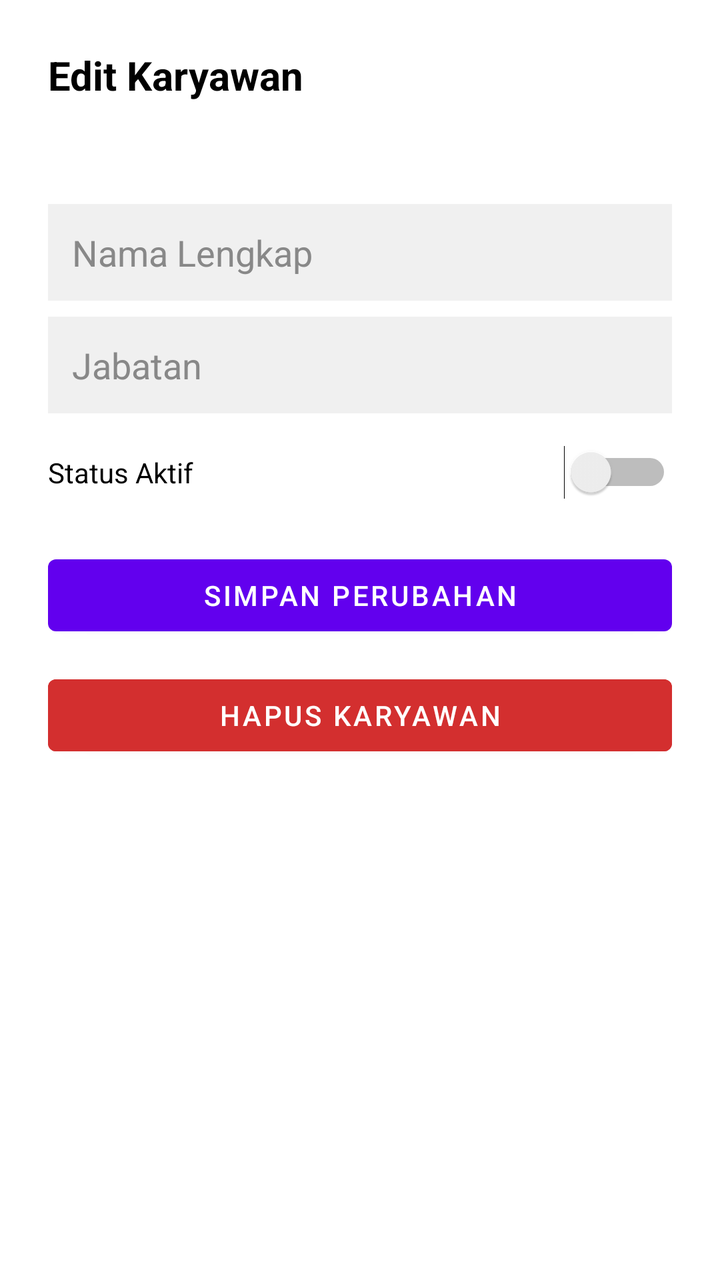
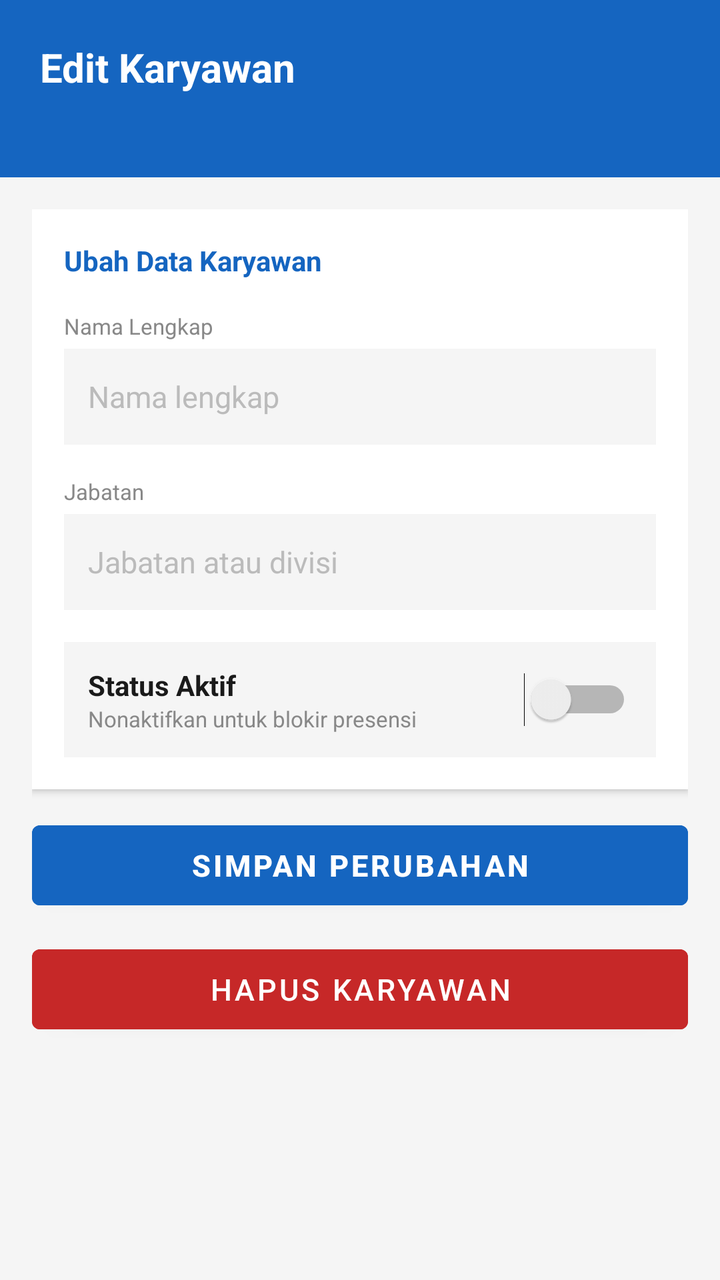

An Android layout rendered at two revisions. The XML below is the earlier revision; the diff shows what the commit changed to produce the second picture.
<!-- AndroidManifest.xml: application theme Theme.TerminalAbsensi -->
<!-- res/layout/activity_edit_karyawan.xml -->
<?xml version="1.0" encoding="utf-8"?>
<LinearLayout xmlns:android="http://schemas.android.com/apk/res/android"
    android:layout_width="match_parent"
    android:layout_height="match_parent"
    android:orientation="vertical"
    android:background="@android:color/white"
    android:padding="24dp">

    <TextView
        android:layout_width="match_parent"
        android:layout_height="wrap_content"
        android:text="Edit Karyawan"
        android:textSize="20sp"
        android:textStyle="bold"
        android:textColor="@android:color/black"
        android:layout_marginBottom="16dp" />

    <TextView
        android:id="@+id/tvIdKaryawan"
        android:layout_width="match_parent"
        android:layout_height="wrap_content"
        android:textColor="#666666"
        android:layout_marginBottom="16dp" />

    <EditText
        android:id="@+id/etNama"
        android:layout_width="match_parent"
        android:layout_height="wrap_content"
        android:hint="Nama Lengkap"
        android:textColor="@android:color/black"
        android:textColorHint="#888888"
        android:background="#F0F0F0"
        android:padding="12dp"
        android:layout_marginBottom="8dp" />

    <EditText
        android:id="@+id/etJabatan"
        android:layout_width="match_parent"
        android:layout_height="wrap_content"
        android:hint="Jabatan"
        android:textColor="@android:color/black"
        android:textColorHint="#888888"
        android:background="#F0F0F0"
        android:padding="12dp"
        android:layout_marginBottom="16dp" />

    <LinearLayout
        android:layout_width="match_parent"
        android:layout_height="wrap_content"
        android:orientation="horizontal"
        android:gravity="center_vertical"
        android:layout_marginBottom="24dp">

        <TextView
            android:layout_width="0dp"
            android:layout_height="wrap_content"
            android:layout_weight="1"
            android:text="Status Aktif"
            android:textColor="@android:color/black" />

        <Switch
            android:id="@+id/switchAktif"
            android:layout_width="wrap_content"
            android:layout_height="wrap_content" />

    </LinearLayout>

    <Button
        android:id="@+id/btnSimpan"
        android:layout_width="match_parent"
        android:layout_height="wrap_content"
        android:text="Simpan Perubahan"
        android:layout_marginBottom="12dp" />

    <Button
        android:id="@+id/btnHapus"
        android:layout_width="match_parent"
        android:layout_height="wrap_content"
        android:text="Hapus Karyawan"
        android:backgroundTint="#D32F2F" />

</LinearLayout>
<!-- resources referenced by this layout -->
<resources>
  <style name="Theme.TerminalAbsensi" parent="Theme.MaterialComponents.DayNight.DarkActionBar">
          
          <item name="colorPrimary">@color/purple_500</item>
          <item name="colorPrimaryVariant">@color/purple_700</item>
          <item name="colorOnPrimary">@color/white</item>
          
          <item name="colorSecondary">@color/teal_200</item>
          <item name="colorSecondaryVariant">@color/teal_700</item>
          <item name="colorOnSecondary">@color/black</item>
          
          <item name="android:statusBarColor">?attr/colorPrimaryVariant</item>
          
      </style>
  <color name="purple_500">#FF6200EE</color>
  <color name="purple_700">#FF3700B3</color>
  <color name="white">#FFFFFFFF</color>
  <color name="teal_200">#FF03DAC5</color>
  <color name="teal_700">#FF018786</color>
  <color name="black">#FF000000</color>
</resources>

<!-- the commit's change to res/layout/activity_edit_karyawan.xml (unified diff, before → after) -->
@@ -3,80 +3,171 @@
     android:layout_width="match_parent"
     android:layout_height="match_parent"
     android:orientation="vertical"
-    android:background="@android:color/white"
-    android:padding="24dp">
+    android:background="#F5F5F5">
 
-    <TextView
-        android:layout_width="match_parent"
-        android:layout_height="wrap_content"
-        android:text="Edit Karyawan"
-        android:textSize="20sp"
-        android:textStyle="bold"
-        android:textColor="@android:color/black"
-        android:layout_marginBottom="16dp" />
-
-    <TextView
-        android:id="@+id/tvIdKaryawan"
-        android:layout_width="match_parent"
-        android:layout_height="wrap_content"
-        android:textColor="#666666"
-        android:layout_marginBottom="16dp" />
-
-    <EditText
-        android:id="@+id/etNama"
-        android:layout_width="match_parent"
-        android:layout_height="wrap_content"
-        android:hint="Nama Lengkap"
-        android:textColor="@android:color/black"
-        android:textColorHint="#888888"
-        android:background="#F0F0F0"
-        android:padding="12dp"
-        android:layout_marginBottom="8dp" />
-
-    <EditText
-        android:id="@+id/etJabatan"
-        android:layout_width="match_parent"
-        android:layout_height="wrap_content"
-        android:hint="Jabatan"
-        android:textColor="@android:color/black"
-        android:textColorHint="#888888"
-        android:background="#F0F0F0"
-        android:padding="12dp"
-        android:layout_marginBottom="16dp" />
-
+    
     <LinearLayout
         android:layout_width="match_parent"
         android:layout_height="wrap_content"
-        android:orientation="horizontal"
-        android:gravity="center_vertical"
-        android:layout_marginBottom="24dp">
+        android:orientation="vertical"
+        android:background="#1565C0"
+        android:paddingHorizontal="20dp"
+        android:paddingTop="20dp"
+        android:paddingBottom="20dp">
 
         <TextView
-            android:layout_width="0dp"
+            android:layout_width="wrap_content"
             android:layout_height="wrap_content"
-            android:layout_weight="1"
-            android:text="Status Aktif"
-            android:textColor="@android:color/black" />
+            android:text="Edit Karyawan"
+            android:textSize="20sp"
+            android:textStyle="bold"
+            android:textColor="#FFFFFF" />
 
-        <Switch
-            android:id="@+id/switchAktif"
+        <TextView
+            android:id="@+id/tvIdKaryawan"
             android:layout_width="wrap_content"
-            android:layout_height="wrap_content" />
+            android:layout_height="wrap_content"
+            android:textSize="13sp"
+            android:textColor="#90CAF9"
+            android:layout_marginTop="4dp" />
 
     </LinearLayout>
 
-    <Button
-        android:id="@+id/btnSimpan"
+    <ScrollView
         android:layout_width="match_parent"
-        android:layout_height="wrap_content"
-        android:text="Simpan Perubahan"
-        android:layout_marginBottom="12dp" />
+        android:layout_height="0dp"
+        android:layout_weight="1"
+        android:padding="16dp"
+        android:clipToPadding="false">
 
-    <Button
-        android:id="@+id/btnHapus"
-        android:layout_width="match_parent"
-        android:layout_height="wrap_content"
-        android:text="Hapus Karyawan"
-        android:backgroundTint="#D32F2F" />
+        <LinearLayout
+            android:layout_width="match_parent"
+            android:layout_height="wrap_content"
+            android:orientation="vertical">
+
+            
+            <LinearLayout
+                android:layout_width="match_parent"
+                android:layout_height="wrap_content"
+                android:orientation="vertical"
+                android:background="#FFFFFF"
+                android:padding="16dp"
+                android:elevation="2dp"
+                android:layout_marginBottom="12dp">
+
+                <TextView
+                    android:layout_width="wrap_content"
+                    android:layout_height="wrap_content"
+                    android:text="Ubah Data Karyawan"
+                    android:textSize="14sp"
+                    android:textStyle="bold"
+                    android:textColor="#1565C0"
+                    android:layout_marginBottom="16dp" />
+
+                
+                <TextView
+                    android:layout_width="wrap_content"
+                    android:layout_height="wrap_content"
+                    android:text="Nama Lengkap"
+                    android:textSize="11sp"
+                    android:textColor="#888888"
+                    android:layout_marginBottom="4dp" />
+
+                <EditText
+                    android:id="@+id/etNama"
+                    android:layout_width="match_parent"
+                    android:layout_height="48dp"
+                    android:hint="Nama lengkap"
+                    android:textColor="#1A1A1A"
+                    android:textColorHint="#BBBBBB"
+                    android:textSize="15sp"
+                    android:background="#F5F5F5"
+                    android:paddingHorizontal="12dp"
+                    android:layout_marginBottom="16dp" />
+
+                
+                <TextView
+                    android:layout_width="wrap_content"
+                    android:layout_height="wrap_content"
+                    android:text="Jabatan"
+                    android:textSize="11sp"
+                    android:textColor="#888888"
+                    android:layout_marginBottom="4dp" />
+
+                <EditText
+                    android:id="@+id/etJabatan"
+                    android:layout_width="match_parent"
+                    android:layout_height="48dp"
+                    android:hint="Jabatan atau divisi"
+                    android:textColor="#1A1A1A"
+                    android:textColorHint="#BBBBBB"
+                    android:textSize="15sp"
+                    android:background="#F5F5F5"
+                    android:paddingHorizontal="12dp"
+                    android:layout_marginBottom="16dp" />
+
+                
+                <LinearLayout
+                    android:layout_width="match_parent"
+                    android:layout_height="wrap_content"
+                    android:orientation="horizontal"
+                    android:gravity="center_vertical"
+                    android:background="#F5F5F5"
+                    android:padding="12dp">
+
+                    <LinearLayout
+                        android:layout_width="0dp"
+                        android:layout_height="wrap_content"
+                        android:layout_weight="1"
+                        android:orientation="vertical">
+
+                        <TextView
+                            android:layout_width="wrap_content"
+                            android:layout_height="wrap_content"
+                            android:text="Status Aktif"
+                            android:textSize="14sp"
+                            android:textStyle="bold"
+                            android:textColor="#1A1A1A" />
+
+                        <TextView
+                            android:layout_width="wrap_content"
+                            android:layout_height="wrap_content"
+                            android:text="Nonaktifkan untuk blokir presensi"
+                            android:textSize="11sp"
+                            android:textColor="#888888" />
+
+                    </LinearLayout>
+
+                    <Switch
+                        android:id="@+id/switchAktif"
+                        android:layout_width="wrap_content"
+                        android:layout_height="wrap_content" />
+
+                </LinearLayout>
+
+            </LinearLayout>
+
+            
+            <Button
+                android:id="@+id/btnSimpan"
+                android:layout_width="match_parent"
+                android:layout_height="52dp"
+                android:text="Simpan Perubahan"
+                android:textSize="15sp"
+                android:textStyle="bold"
+                android:backgroundTint="#1565C0"
+                android:layout_marginBottom="10dp" />
+
+            
+            <Button
+                android:id="@+id/btnHapus"
+                android:layout_width="match_parent"
+                android:layout_height="52dp"
+                android:text="Hapus Karyawan"
+                android:textSize="15sp"
+                android:backgroundTint="#C62828" />
+
+        </LinearLayout>
+    </ScrollView>
 
 </LinearLayout>
